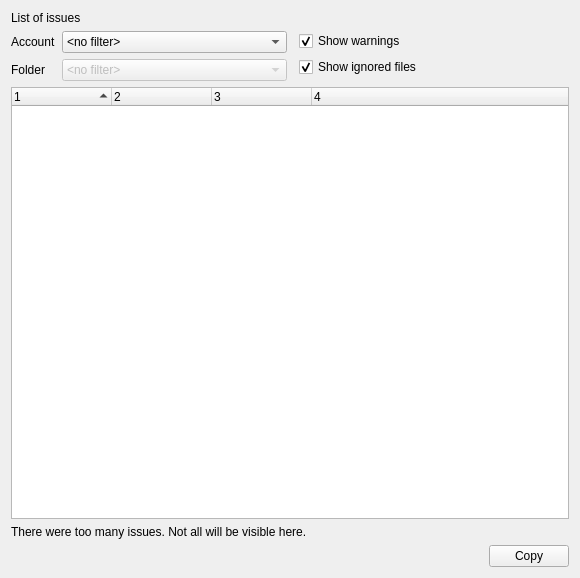
Qt form src/gui/issueswidget.ui (GrossLukas/client) before a commit.
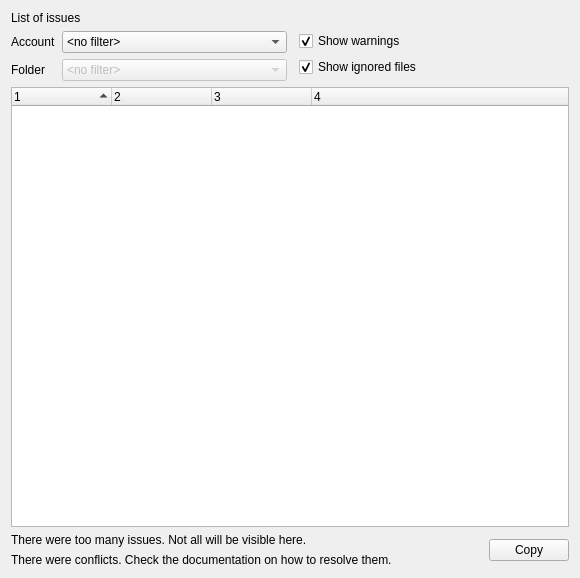
The same form after that commit.

Commit message:
Issues: Show link to conflicts doc if there are some #6396
The link url is themed.

What changed in the file:
```diff
--- a/src/gui/issueswidget.ui
+++ b/src/gui/issueswidget.ui
@@ -128,23 +128,48 @@
     </widget>
    </item>
    <item>
+    <layout class="QHBoxLayout" name="horizontalLayout_2" stretch="1,0">
+     <item>
+      <layout class="QVBoxLayout" name="verticalLayout_2">
+       <item>
     <widget class="QLabel" name="_tooManyIssuesWarning">
      <property name="text">
       <string>There were too many issues. Not all will be visible here.</string>
      </property>
+         <property name="wordWrap">
+          <bool>true</bool>
+         </property>
     </widget>
    </item>
    <item>
-    <layout class="QHBoxLayout" name="horizontalLayout">
+        <widget class="QLabel" name="_conflictHelp">
+         <property name="text">
+          <string>There were conflicts. Check the documentation on how to resolve them.</string>
+         </property>
+         <property name="wordWrap">
+          <bool>true</bool>
+         </property>
+         <property name="openExternalLinks">
+          <bool>true</bool>
+         </property>
+        </widget>
+       </item>
+      </layout>
+     </item>
      <item>
-      <spacer name="horizontalSpacer">
+      <layout class="QVBoxLayout" name="verticalLayout_3">
+       <item>
+        <spacer name="verticalSpacer">
        <property name="orientation">
-        <enum>Qt::Horizontal</enum>
+          <enum>Qt::Vertical</enum>
+         </property>
+         <property name="sizeType">
+          <enum>QSizePolicy::Minimum</enum>
        </property>
        <property name="sizeHint" stdset="0">
         <size>
-         <width>40</width>
-         <height>20</height>
+           <width>20</width>
+           <height>0</height>
         </size>
        </property>
       </spacer>
@@ -160,6 +185,11 @@
       </widget>
      </item>
     </layout>
+     </item>
+    </layout>
+   </item>
+   <item>
+    <layout class="QHBoxLayout" name="horizontalLayout"/>
    </item>
   </layout>
  </widget>
```
Lines whose indentation alone changed are shown as unchanged. The commit also changes 4 other files.
